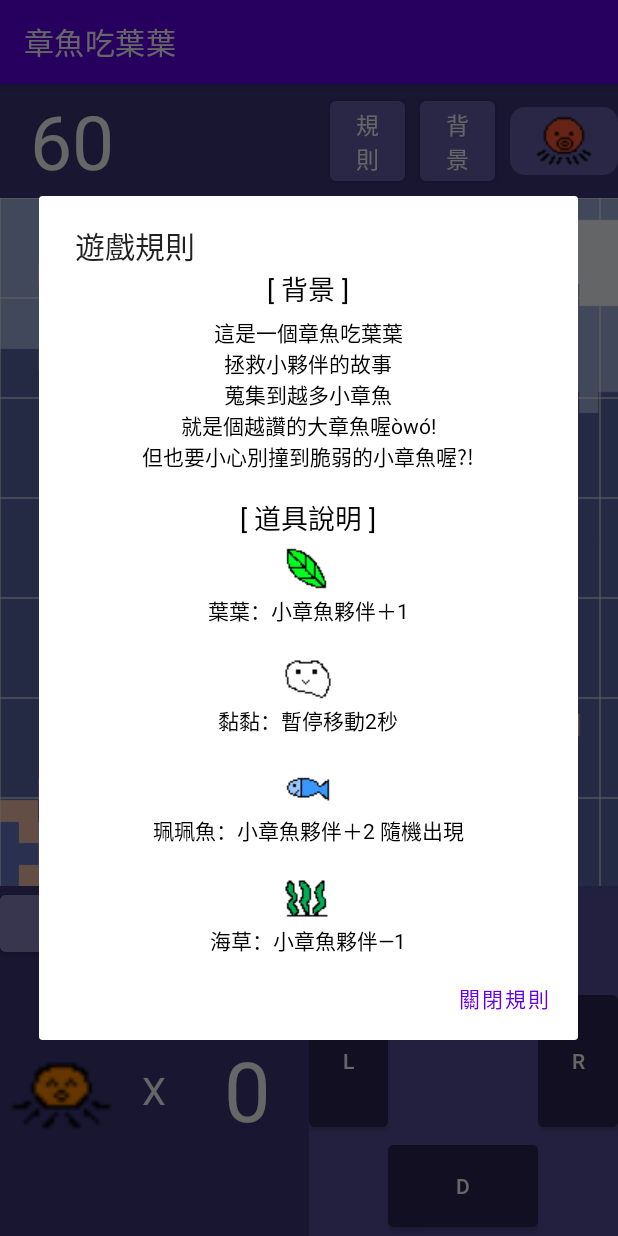
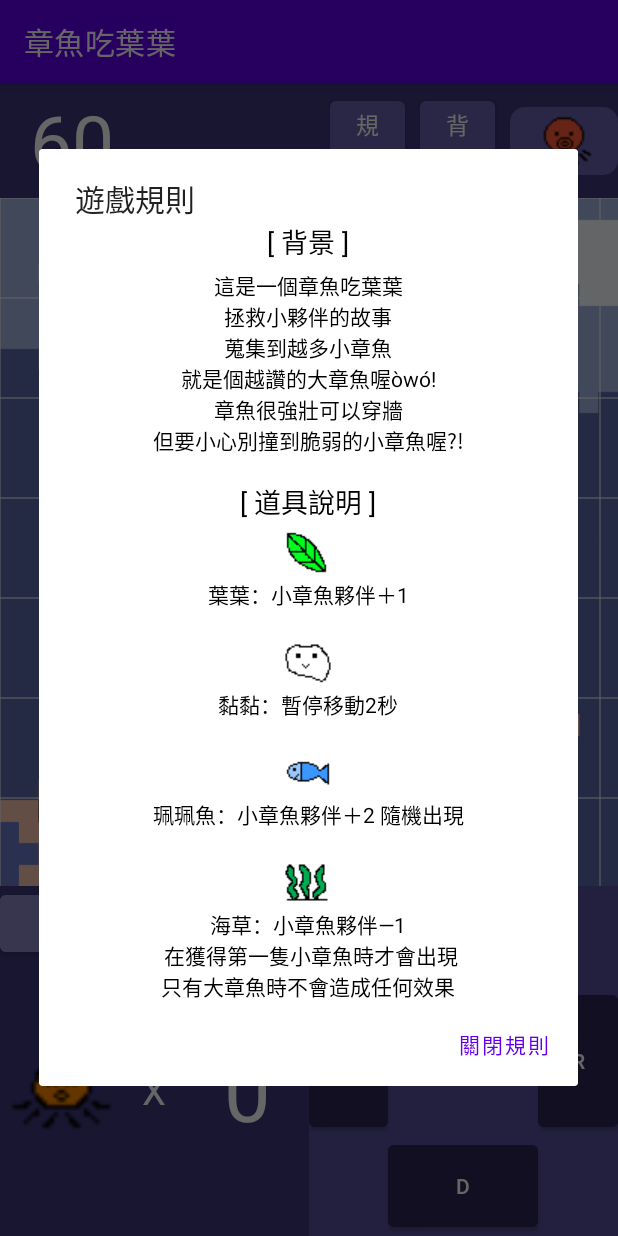
Before and after one commit to Octopus1031/app-project, an Android app: the screen it shows after launch (MainActivity), after a tap on an icon or button, on a phone screen of 412 x 824 dp. Run offline under Robolectric (Android 15) with nearby library versions, the phone set to English and light mode, and no system bars.

Commit message:
add rule

```diff
--- a/final_project/app/src/main/res/layout/alert_dialog_layout.xml
+++ b/final_project/app/src/main/res/layout/alert_dialog_layout.xml
@@ -17,7 +17,7 @@
     <TextView
         android:layout_width="wrap_content"
         android:layout_height="wrap_content"
-        android:text="這是一個章魚吃葉葉\n拯救小夥伴的故事\n蒐集到越多小章魚\n就是個越讚的大章魚喔òwó!\n但也要小心別撞到脆弱的小章魚喔?!\n"
+        android:text="這是一個章魚吃葉葉\n拯救小夥伴的故事\n蒐集到越多小章魚\n就是個越讚的大章魚喔òwó!\n章魚很強壯可以穿牆\n但要小心別撞到脆弱的小章魚喔?!\n"
         android:gravity="center"
         android:textColor="@color/black"/>
 
@@ -76,5 +76,11 @@
         android:text="@string/rule4"
         android:gravity="center"
         android:textColor="@color/black"/>
+    <TextView
+        android:layout_width="wrap_content"
+        android:layout_height="wrap_content"
+        android:text=" 在獲得第一隻小章魚時才會出現\n只有大章魚時不會造成任何效果"
+        android:gravity="center"
+        android:textColor="@color/black"/>
 
 </LinearLayout>
```
Also changed, not shown: 1 other file.
